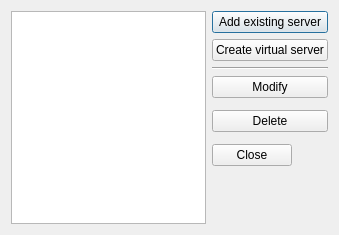
Old version of the form src/ObsLightGui/ui/obsServerList.ui in the repository ronan22/obs-light.
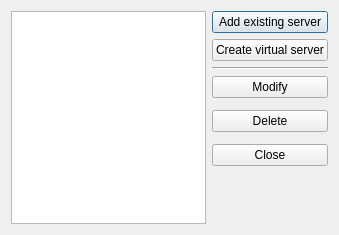
New version of the form.

Commit message: - fixed zero-length project alias problem - partially implemented GUI for OBS server management

```diff
--- a/src/ObsLightGui/ui/obsServerList.ui
+++ b/src/ObsLightGui/ui/obsServerList.ui
@@ -49,7 +49,13 @@
     </widget>
    </item>
    <item row="8" column="1">
-    <widget class="QDialogButtonBox" name="buttonBox">
+    <widget class="QDialogButtonBox" name="obsServerListButtonBox">
+     <property name="sizePolicy">
+      <sizepolicy hsizetype="MinimumExpanding" vsizetype="Expanding">
+       <horstretch>0</horstretch>
+       <verstretch>0</verstretch>
+      </sizepolicy>
+     </property>
      <property name="orientation">
       <enum>Qt::Vertical</enum>
      </property>
```
Left out of the diff: 7 changed lines with no effect on the pictures. The commit also changes 11 other files.
